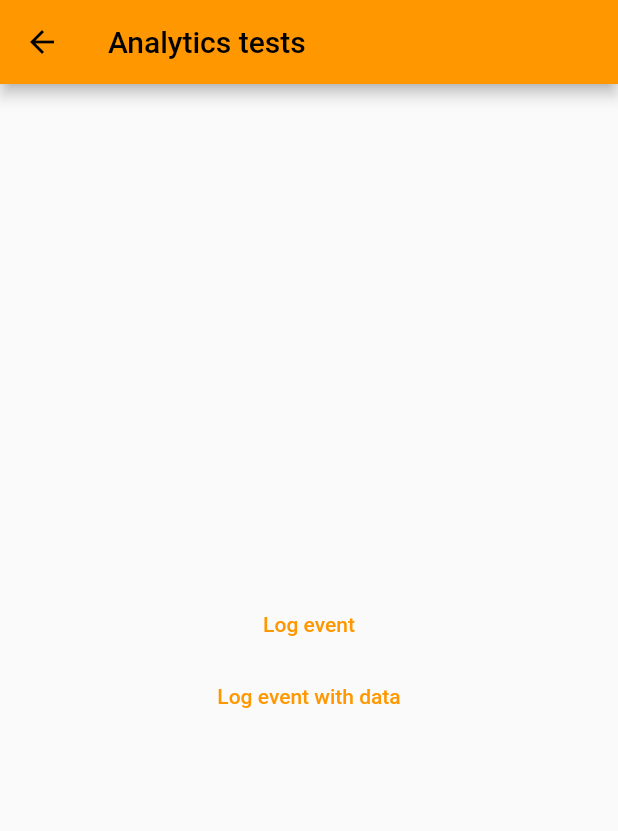
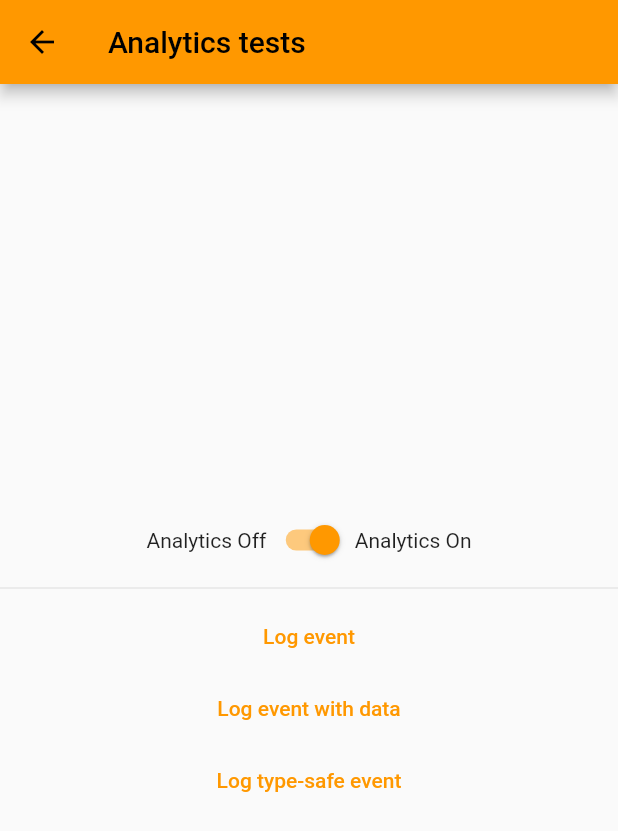
Before and after one commit to andyduke/simplytics, a Flutter app: the AnalyticsDemoPage screen opened directly, on a phone screen of 412 x 824 dp. Shown: the top 831 px of the screen. Run offline on Flutter 3.47's test engine with Material 2 defaults, Android fonts, the phone set to English and light mode, and no system bars; our stand-ins replace firebase_analytics, firebase_core, firebase_crashlytics; accounts and stored records are empty.

Commit message:
Type safe event example

```diff
--- a/packages/simplytics/example/lib/main.dart
+++ b/packages/simplytics/example/lib/main.dart
@@ -133,6 +133,8 @@ class DemoPage extends StatelessWidget {
   }
 }
 
+// Crash reporting demo
+
 class ErrorDemoPage extends StatefulWidget {
   const ErrorDemoPage({super.key});
 
@@ -217,6 +219,26 @@ class _ErrorDemoPageState extends State<ErrorDemoPage> {
   }
 }
 
+// Analytics demo
+
+class PostScoreEvent extends SimplyticsEvent {
+  final int score;
+  final int level;
+  final String? character;
+
+  PostScoreEvent({required this.score, this.level = 1, this.character});
+
+  @override
+  SimplyticsEventData getEventData(SimplyticsAnalyticsInterface service) => SimplyticsEventData(
+        name: 'post_score',
+        parameters: {
+          'score': score,
+          'level': level,
+          'character': character,
+        },
+      );
+}
+
 class AnalyticsDemoPage extends StatefulWidget {
   const AnalyticsDemoPage({super.key});
 
@@ -241,6 +263,10 @@ class _AnalyticsDemoPageState extends State<AnalyticsDemoPage> {
 
   void _logEventWithParams() {
     Simplytics.analytics.logEvent(name: 'test_event', parameters: {'id': 1, 'name': 'Test'});
+  }
+
+  void _logTypeSafeEvent() {
+    Simplytics.analytics.log(PostScoreEvent(score: 7, level: 2, character: 'Dash'));
   }
 
   @override
@@ -277,6 +303,10 @@ class _AnalyticsDemoPageState extends State<AnalyticsDemoPage> {
                 onPressed: _logEventWithParams,
                 child: const Text('Log event with data'),
               ),
+              TextButton(
+                onPressed: _logTypeSafeEvent,
+                child: const Text('Log type-safe event'),
+              ),
             ],
           ),
         ),
--- a/packages/simplytics_firebase/example/lib/main.dart
+++ b/packages/simplytics_firebase/example/lib/main.dart
@@ -130,6 +130,8 @@ class DemoPage extends StatelessWidget {
   }
 }
 
+// Crash reporting demo
+
 class ErrorDemoPage extends StatefulWidget {
   const ErrorDemoPage({super.key});
 
@@ -178,6 +180,22 @@ class _ErrorDemoPageState extends State<ErrorDemoPage> {
             crossAxisAlignment: CrossAxisAlignment.center,
             mainAxisSize: MainAxisSize.min,
             children: [
+              Row(
+                mainAxisAlignment: MainAxisAlignment.center,
+                crossAxisAlignment: CrossAxisAlignment.center,
+                children: [
+                  const Text('Crashlog Off'),
+                  Switch(
+                    value: Simplytics.crashlog.isEnabled,
+                    onChanged: (value) async {
+                      await Simplytics.crashlog.setEnabled(value);
+                      setState(() {});
+                    },
+                  ),
+                  const Text('Crashlog On'),
+                ],
+              ),
+              const Divider(),
               TextButton(
                 onPressed: _logError,
                 child: const Text('Log error'),
@@ -207,6 +225,39 @@ class _ErrorDemoPageState extends State<ErrorDemoPage> {
   }
 }
 
+// Analytics demo
+
+class PostScoreEvent extends SimplyticsEvent {
+  final int score;
+  final int level;
+  final String? character;
+
+  PostScoreEvent({required this.score, this.level = 1, this.character});
+
+  @override
+  SimplyticsEventData getEventData(SimplyticsAnalyticsInterface service) {
+    if (service is SimplyticsFirebaseAnalyticsService) {
+      return SimplyticsEventData(
+        name: 'post_score',
+        parameters: {
+          'score': score,
+          'level': level,
+          'character': character,
+        },
+      );
+    } else {
+      return SimplyticsEventData(
+        name: 'game_score',
+        parameters: {
+          'scoreValue': score,
+          'gameLevel': level,
+          'characterName': character,
+        },
+      );
+    }
+  }
+}
+
 class AnalyticsDemoPage extends StatefulWidget {
   const AnalyticsDemoPage({super.key});
 
@@ -233,6 +284,10 @@ class _AnalyticsDemoPageState extends State<AnalyticsDemoPage> {
     Simplytics.analytics.logEvent(name: 'test_event', parameters: {'id': 1, 'name': 'Test'});
   }
 
+  void _logTypeSafeEvent() {
+    Simplytics.analytics.log(PostScoreEvent(score: 7, level: 2, character: 'Dash'));
+  }
+
   @override
   Widget build(BuildContext context) {
     return Scaffold(
@@ -243,6 +298,22 @@ class _AnalyticsDemoPageState extends State<AnalyticsDemoPage> {
             crossAxisAlignment: CrossAxisAlignment.center,
             mainAxisSize: MainAxisSize.min,
             children: [
+              Row(
+                mainAxisAlignment: MainAxisAlignment.center,
+                crossAxisAlignment: CrossAxisAlignment.center,
+                children: [
+                  const Text('Analytics Off'),
+                  Switch(
+                    value: Simplytics.analytics.isEnabled,
+                    onChanged: (value) async {
+                      await Simplytics.analytics.setEnabled(value);
+                      setState(() {});
+                    },
+                  ),
+                  const Text('Analytics On'),
+                ],
+              ),
+              const Divider(),
               TextButton(
                 onPressed: _logEvent,
                 child: const Text('Log event'),
@@ -250,6 +321,10 @@ class _AnalyticsDemoPageState extends State<AnalyticsDemoPage> {
               TextButton(
                 onPressed: _logEventWithParams,
                 child: const Text('Log event with data'),
+              ),
+              TextButton(
+                onPressed: _logTypeSafeEvent,
+                child: const Text('Log type-safe event'),
               ),
             ],
           ),
```
